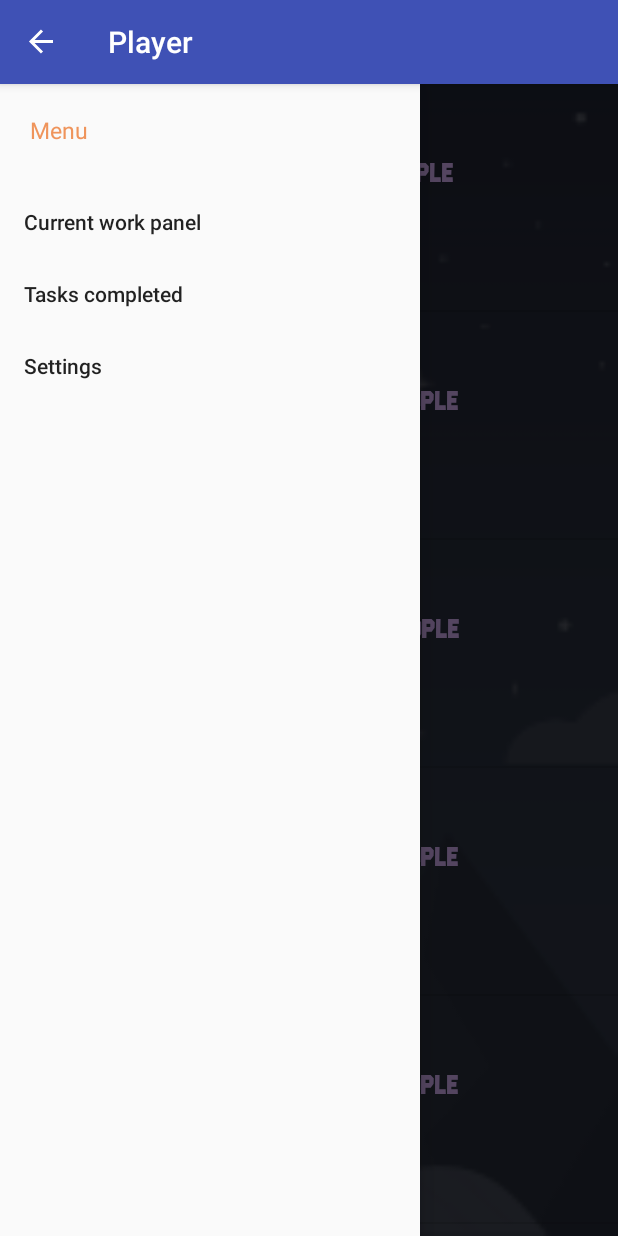
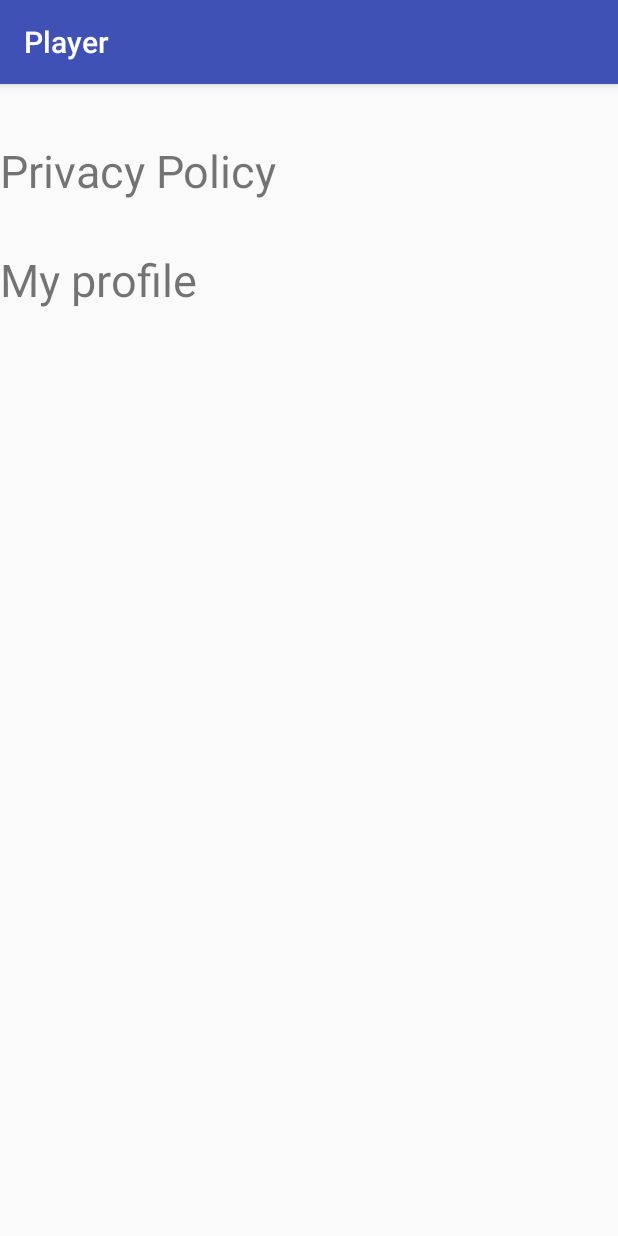
Before and after one commit to Sudipan98/try, an Android app: the Main2Activity screen opened directly, with no data from a screen before it, in the side drawer, after a tap on "Settings", on a phone screen of 412 x 824 dp. Run offline under Robolectric (Android 15) with nearby library versions, the phone set to English and light mode, and no system bars.

Commit message:
Second Commit

```diff
--- a/app/src/main/AndroidManifest.xml
+++ b/app/src/main/AndroidManifest.xml
@@ -18,7 +18,9 @@
         </activity>
         <activity android:name=".Main2Activity" />
         <activity android:name=".Main3Activity" />
-        <activity android:name=".Main4Activity"></activity>
+        <activity android:name=".Main4Activity" />
+        <activity android:name=".Main5Activity" />
+        <activity android:name=".Main6Activity"></activity>
     </application>
 
 </manifest>
--- a/app/src/main/java/com/example/sudip/player/Main2Activity.java
+++ b/app/src/main/java/com/example/sudip/player/Main2Activity.java
@@ -72,6 +72,9 @@ public class Main2Activity extends AppCompatActivity {
                         Intent intent = new Intent(Main2Activity.this, Main4Activity.class);
                         startActivity(intent);
                         break;
+                    case R.id.settings:
+                        Intent intent1=new Intent (Main2Activity.this,Main5Activity.class);
+                        startActivity(intent1);
 
                 }
 
--- /dev/null
+++ b/app/src/main/java/com/example/sudip/player/Main5Activity.java
@@ -0,0 +1,22 @@
+package com.example.sudip.player;
+
+import android.content.Intent;
+import android.support.v7.app.AppCompatActivity;
+import android.os.Bundle;
+import android.view.View;
+
+public class Main5Activity extends AppCompatActivity {
+
+    @Override
+    protected void onCreate(Bundle savedInstanceState) {
+        super.onCreate(savedInstanceState);
+        setContentView(R.layout.activity_main5);
+
+    }
+    /*public void onClick(View view)
+    {
+       // Intent intent=new Intent(Main5Activity.this,Main6Activity.class);
+
+
+    }*/
+}
--- /dev/null
+++ b/app/src/main/res/layout/activity_main5.xml
@@ -0,0 +1,30 @@
+<?xml version="1.0" encoding="utf-8"?>
+<RelativeLayout xmlns:android="http://schemas.android.com/apk/res/android"
+    xmlns:app="http://schemas.android.com/apk/res-auto"
+    xmlns:tools="http://schemas.android.com/tools"
+    android:layout_width="match_parent"
+    android:layout_height="match_parent"
+    tools:context=".Main5Activity">
+
+    <TextView
+        android:id="@+id/textView4"
+        android:layout_width="match_parent"
+        android:layout_height="40dp"
+        android:layout_alignParentStart="true"
+        android:layout_alignParentTop="true"
+        android:layout_marginTop="37dp"
+        android:text="Privacy Policy"
+        android:textSize="30dp"
+        tools:layout_editor_absoluteX="16dp"
+        tools:layout_editor_absoluteY="39dp" />
+
+    <TextView
+        android:id="@+id/textView5"
+        android:layout_width="match_parent"
+        android:layout_height="40dp"
+        android:textSize="30dp"
+        android:layout_alignParentStart="true"
+        android:layout_alignParentTop="true"
+        android:layout_marginTop="110dp"
+        android:text="My profile" />
+</RelativeLayout>
```
Also changed, not shown: app/src/main/java/com/example/sudip/player/Main6Activity.java (added, +13 -0 lines), app/src/main/res/layout/activity_main6.xml (added, +180 -0 lines).
